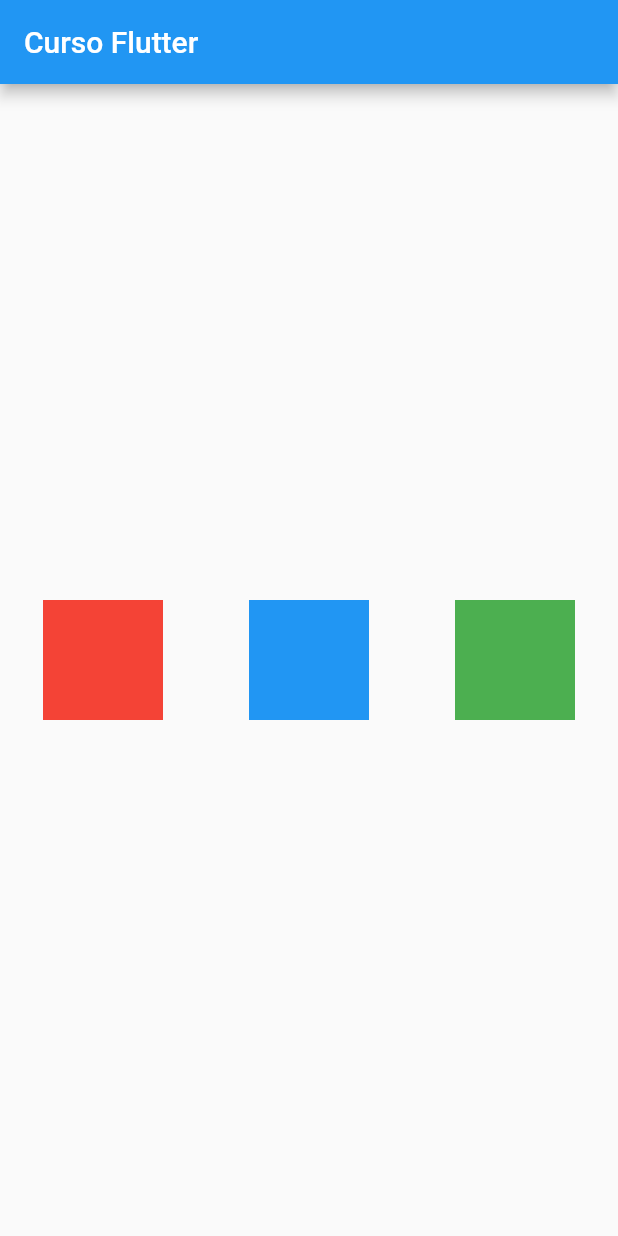
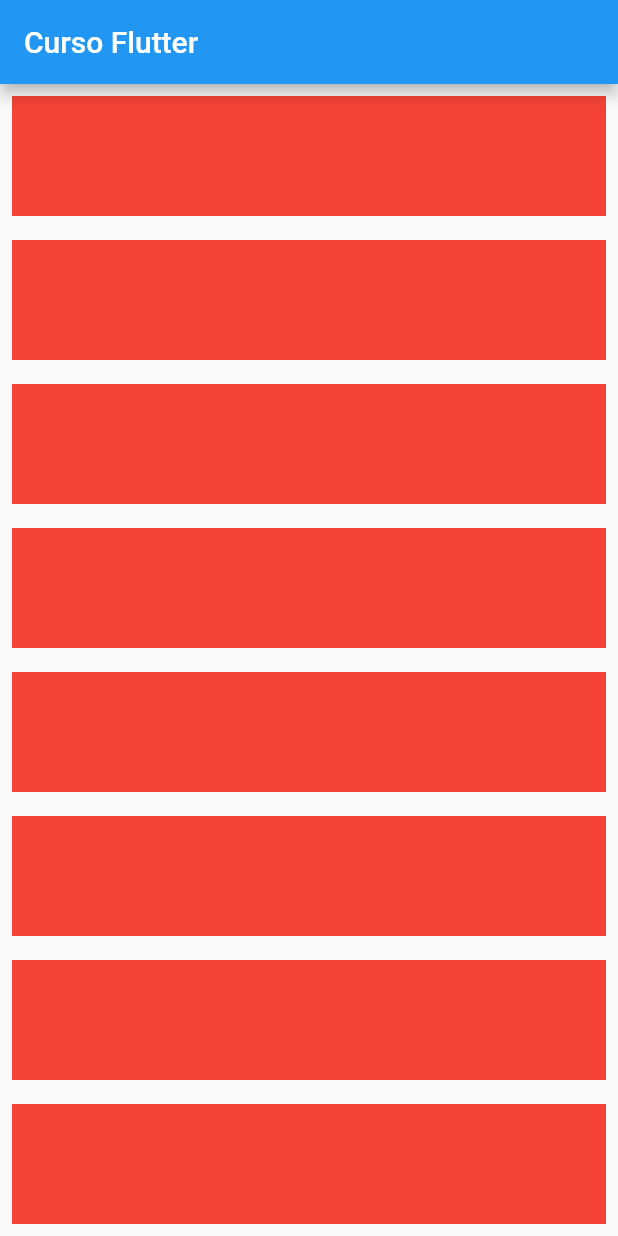
Before and after one commit to MichaelACosta/flutterando_course, a Flutter app: the screen it shows after launch, on a phone screen of 412 x 824 dp. Run offline on Flutter 3.47's test engine with Material 2 defaults, Android fonts, the phone set to English and light mode, and no system bars.

Commit message:
using SingleChildScrollView
Signed-off-by: Michael Costa <macosta@inf.ufpel.edu.br>

```diff
--- a/lib/home_page.dart
+++ b/lib/home_page.dart
@@ -18,26 +18,18 @@ class _HomePageState extends State<HomePage> {
       body: SizedBox(
           width: double.infinity,
           height: double.infinity,
-          child: Row(
-            mainAxisAlignment: MainAxisAlignment.spaceAround,
-            crossAxisAlignment: CrossAxisAlignment.center,
+          child: SingleChildScrollView(
+            child: Column(
               children: [
+                for(var i=0 ; i<10; i++)
                   Container(
-                width: 80,
+                    width: double.infinity,
                     height: 80,
+                    margin: const EdgeInsets.all(8),
                     color: Colors.red,
                   ),
-              Container(
-                width: 80,
-                height: 80,
-                color: Colors.blue,
+              ],
               ),
-              Container(
-                width: 80,
-                height: 80,
-                color: Colors.green,
-              )
-            ],
           ),
       ),
     );
```
Lines whose indentation alone changed are shown as unchanged.
